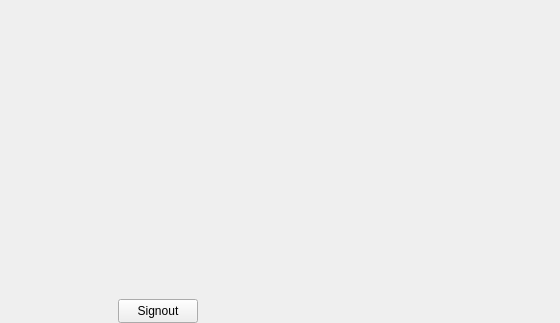
Old version of the form BankClient/mainwindow.ui in the repository Abdulrhman-Nasser/QT_BankSystem; both pictures show x 181 to 741 and y 0 to 323 of the 741 by 520 pixel window.
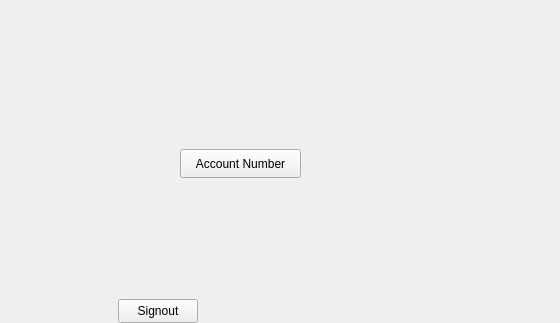
New version of the form. The open tabs and pages were chosen to show the change.

Commit message: Added get account number feature in user

What changed in the file:
```diff
--- a/BankClient/mainwindow.ui
+++ b/BankClient/mainwindow.ui
@@ -103,6 +103,32 @@
          <string>Signout</string>
         </property>
        </widget>
+       <widget class="QPushButton" name="pb_accNumUser">
+        <property name="geometry">
+         <rect>
+          <x>352</x>
+          <y>140</y>
+          <width>121</width>
+          <height>29</height>
+         </rect>
+        </property>
+        <property name="text">
+         <string>Account Number</string>
+        </property>
+       </widget>
+       <widget class="QLabel" name="L_UserAcc">
+        <property name="geometry">
+         <rect>
+          <x>140</x>
+          <y>130</y>
+          <width>201</width>
+          <height>41</height>
+         </rect>
+        </property>
+        <property name="text">
+         <string/>
+        </property>
+       </widget>
       </widget>
      </widget>
     </item>
```
Left out of the diff: 4 changed lines with no effect on the pictures. The commit also changes 864 other files.
